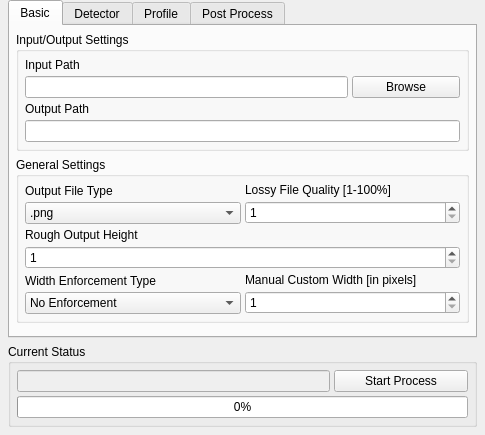
First picture: the form in gui/layout.ui, repository ViminioSM/SmartStitch, before the edit.
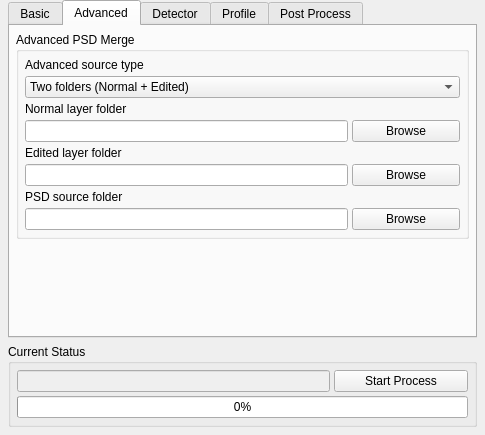
Second picture: the form after the edit. The open tabs and pages were chosen to show the change. Icons and pictures are not drawn.

Commit message: Add a psd splitter and merge

The edit to the form file:
```diff
--- a/gui/layout.ui
+++ b/gui/layout.ui
@@ -374,6 +374,146 @@
         </item>
        </layout>
       </widget>
+      <widget class="QWidget" name="advancedTab">
+       <attribute name="title">
+        <string>Advanced</string>
+       </attribute>
+       <layout class="QVBoxLayout" name="advancedVerticalLayout">
+        <property name="leftMargin">
+         <number>6</number>
+        </property>
+        <property name="topMargin">
+         <number>6</number>
+        </property>
+        <property name="rightMargin">
+         <number>6</number>
+        </property>
+        <property name="bottomMargin">
+         <number>6</number>
+        </property>
+        <item>
+         <widget class="QGroupBox" name="advancedPsdGroupBox">
+          <property name="title">
+           <string>Advanced PSD Merge</string>
+          </property>
+          <layout class="QVBoxLayout" name="advancedGroupLayout">
+           <property name="spacing">
+            <number>4</number>
+           </property>
+           <property name="leftMargin">
+            <number>6</number>
+           </property>
+           <property name="topMargin">
+            <number>6</number>
+           </property>
+           <property name="rightMargin">
+            <number>6</number>
+           </property>
+           <property name="bottomMargin">
+            <number>6</number>
+           </property>
+           <item>
+            <widget class="QLabel" name="advancedSourceTypeLabel">
+             <property name="text">
+              <string>Advanced source type</string>
+             </property>
+            </widget>
+           </item>
+           <item>
+            <widget class="QComboBox" name="advancedSourceTypeDropdown">
+             <item>
+              <property name="text">
+               <string>Two folders (Normal + Edited)</string>
+              </property>
+             </item>
+             <item>
+              <property name="text">
+               <string>PSD source (folder of PSDs)</string>
+              </property>
+             </item>
+            </widget>
+           </item>
+           <item>
+            <widget class="QLabel" name="advancedNormalLabel">
+             <property name="text">
+              <string>Normal layer folder</string>
+             </property>
+            </widget>
+           </item>
+           <item>
+            <layout class="QHBoxLayout" name="advancedNormalLayout" stretch="3,1">
+             <item>
+              <widget class="QLineEdit" name="advancedNormalField"/>
+             </item>
+             <item>
+              <widget class="QPushButton" name="browseAdvancedNormalButton">
+               <property name="text">
+                <string>Browse</string>
+               </property>
+              </widget>
+             </item>
+            </layout>
+           </item>
+           <item>
+            <widget class="QLabel" name="advancedEditedLabel">
+             <property name="text">
+              <string>Edited layer folder</string>
+             </property>
+            </widget>
+           </item>
+           <item>
+            <layout class="QHBoxLayout" name="advancedEditedLayout" stretch="3,1">
+             <item>
+              <widget class="QLineEdit" name="advancedEditedField"/>
+             </item>
+             <item>
+              <widget class="QPushButton" name="browseAdvancedEditedButton">
+               <property name="text">
+                <string>Browse</string>
+               </property>
+              </widget>
+             </item>
+            </layout>
+           </item>
+           <item>
+            <widget class="QLabel" name="advancedPsdSourceLabel">
+             <property name="text">
+              <string>PSD source folder</string>
+             </property>
+            </widget>
+           </item>
+           <item>
+            <layout class="QHBoxLayout" name="advancedPsdSourceLayout" stretch="3,1">
+             <item>
+              <widget class="QLineEdit" name="advancedPsdSourceField"/>
+             </item>
+             <item>
+              <widget class="QPushButton" name="browseAdvancedPsdSourceButton">
+               <property name="text">
+                <string>Browse</string>
+               </property>
+              </widget>
+             </item>
+            </layout>
+           </item>
+          </layout>
+         </widget>
+        </item>
+        <item>
+         <spacer name="advancedVerticalSpacer">
+          <property name="orientation">
+           <enum>Qt::Vertical</enum>
+          </property>
+          <property name="sizeHint" stdset="0">
+           <size>
+            <width>20</width>
+            <height>40</height>
+           </size>
+          </property>
+         </spacer>
+        </item>
+       </layout>
+      </widget>
       <widget class="QWidget" name="detectorTab">
        <attribute name="title">
         <string>Detector</string>
```
Left out of the diff: 12 changed lines with no effect on the pictures. The commit also changes 7 other files.
